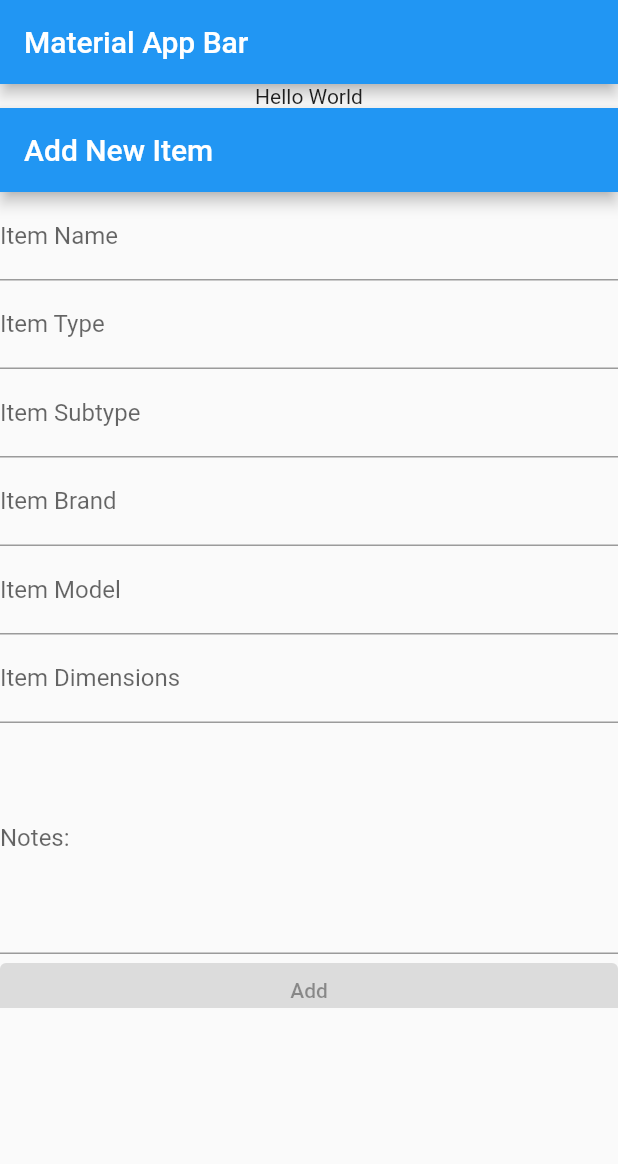
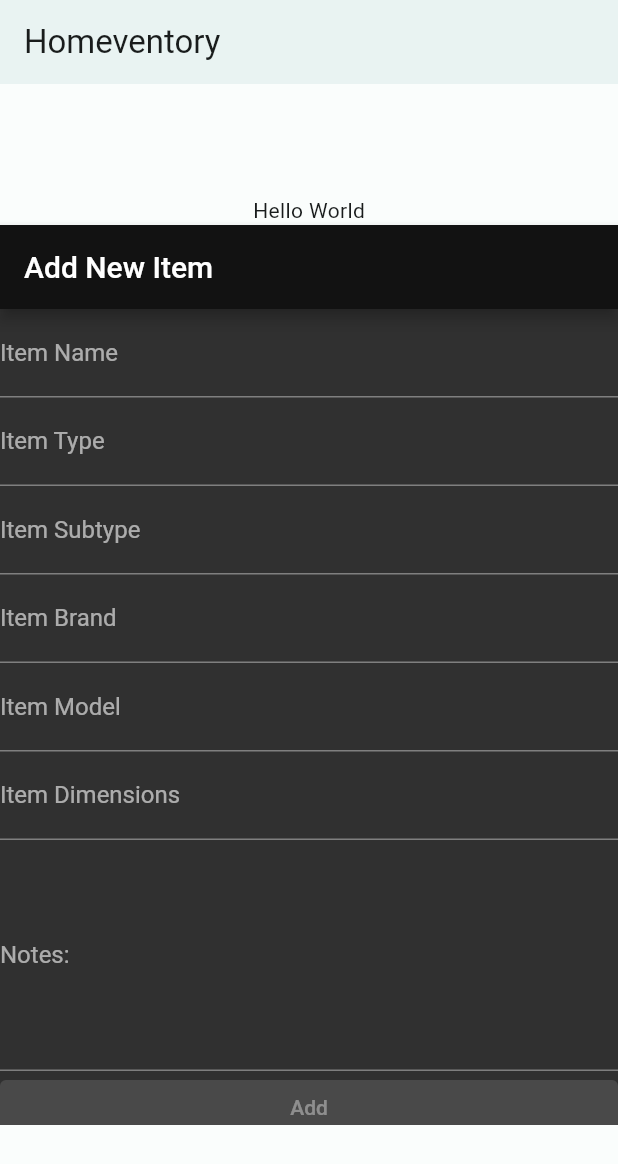
Before and after one commit to KJohnson82/Homeventory, a Flutter app: the screen it shows after launch, on a phone screen of 412 x 824 dp. Shown: the top 1164 px of the screen. Run offline on Flutter 3.47's test engine with Material 2 defaults, Android fonts, the phone set to English and light mode, and no system bars; drawn by our look-alikes of dynamic_color; our stand-ins replace firebase_core; missing offline and left inert: dart:html, firebase_core_web; accounts and stored records are empty.

Commit message:
Worked on Theme

```diff
--- a/lib/HomeList.dart
+++ b/lib/HomeList.dart
@@ -1,14 +1,14 @@
-import 'package:flutter/material.dart';
-import 'main.dart';
-
-class HomeList extends StatelessWidget {
-  // const HomeList({Key? key}) : super(key: key);
-
-
-  @override
-  Widget build(BuildContext context) {
-    return ListView.builder(
-        itemBuilder: itemBuilder,
-    );
-  }
-}
+// import 'package:flutter/material.dart';
+// import 'main.dart';
+//
+// class HomeList extends StatelessWidget {
+//   // const HomeList({Key? key}) : super(key: key);
+//
+//
+//   @override
+//   Widget build(BuildContext context) {
+//     return ListView.builder(
+//         itemBuilder: itemBuilder,
+//     );
+//   }
+// }
--- /dev/null
+++ b/lib/Theme/colorTheme.dart
@@ -0,0 +1,82 @@
+import 'package:flutter/material.dart';
+
+//
+// Theme 2 Colors
+// 1. #004D40
+// 2. #00838F
+// 3. #00ACC1
+// 4. #FF8A65
+// 5. #EF9A9A
+// 6. #FFFFFF
+// 7. #232323
+//
+
+import 'package:flutter/material.dart';
+
+const lightColorScheme = ColorScheme(
+  brightness: Brightness.light,
+  primary: Color(0xFF006A6A),
+  onPrimary: Color(0xFFFFFFFF),
+  primaryContainer: Color(0xFF6FF7F6),
+  onPrimaryContainer: Color(0xFF002020),
+  secondary: Color(0xFF4A6363),
+  onSecondary: Color(0xFFFFFFFF),
+  secondaryContainer: Color(0xFFCCE8E7),
+  onSecondaryContainer: Color(0xFF051F1F),
+  tertiary: Color(0xFF4B607C),
+  onTertiary: Color(0xFFFFFFFF),
+  tertiaryContainer: Color(0xFFD3E4FF),
+  onTertiaryContainer: Color(0xFF041C35),
+  error: Color(0xFFBA1A1A),
+  errorContainer: Color(0xFFFFDAD6),
+  onError: Color(0xFFFFFFFF),
+  onErrorContainer: Color(0xFF410002),
+  background: Color(0xFFFAFDFC),
+  onBackground: Color(0xFF191C1C),
+  surface: Color(0xFFFAFDFC),
+  onSurface: Color(0xFF191C1C),
+  surfaceVariant: Color(0xFFDAE5E4),
+  onSurfaceVariant: Color(0xFF3F4948),
+  outline: Color(0xFF6F7979),
+  onInverseSurface: Color(0xFFEFF1F0),
+  inverseSurface: Color(0xFF2D3131),
+  inversePrimary: Color(0xFF4CDADA),
+  shadow: Color(0xFF000000),
+  surfaceTint: Color(0xFF006A6A),
+  outlineVariant: Color(0xFFBEC9C8),
+  scrim: Color(0xFF000000),
+);
+
+const darkColorScheme = ColorScheme(
+  brightness: Brightness.dark,
+  primary: Color(0xFF4CDADA),
+  onPrimary: Color(0xFF003737),
+  primaryContainer: Color(0xFF004F50),
+  onPrimaryContainer: Color(0xFF6FF7F6),
+  secondary: Color(0xFFB0CCCB),
+  onSecondary: Color(0xFF1B3534),
+  secondaryContainer: Color(0xFF324B4B),
+  onSecondaryContainer: Color(0xFFCCE8E7),
+  tertiary: Color(0xFFB3C8E8),
+  onTertiary: Color(0xFF1C314B),
+  tertiaryContainer: Color(0xFF334863),
+  onTertiaryContainer: Color(0xFFD3E4FF),
+  error: Color(0xFFFFB4AB),
+  errorContainer: Color(0xFF93000A),
+  onError: Color(0xFF690005),
+  onErrorContainer: Color(0xFFFFDAD6),
+  background: Color(0xFF191C1C),
+  onBackground: Color(0xFFE0E3E2),
+  surface: Color(0xFF191C1C),
+  onSurface: Color(0xFFC4C7C6),
+  surfaceVariant: Color(0xFF3F4948),
+  onSurfaceVariant: Color(0xFFBEC9C8),
+  outline: Color(0xFF889392),
+  onInverseSurface: Color(0xFF191C1C),
+  inverseSurface: Color(0xFFE0E3E2),
+  inversePrimary: Color(0xFF006A6A),
+  shadow: Color(0xFF000000),
+  surfaceTint: Color(0xFF4CDADA),
+  outlineVariant: Color(0xFF3F4948),
+  scrim: Color(0xFF000000),
+);
--- a/lib/itemForm.dart
+++ b/lib/itemForm.dart
@@ -3,6 +3,9 @@ import 'package:flutter/material.dart';
 import 'package:firebase_core_web/firebase_core_web_interop.dart';
 import 'firebase_options.dart';
 import 'package:firebase_core/firebase_core.dart';
+import 'package:dynamic_color/dynamic_color.dart';
+import 'Theme/colorTheme.dart';
+
 
 /*
 Initial form is setup
@@ -22,12 +25,19 @@ import 'package:flutter/material.dart';
 void main() => runApp(ItemFormPage());
 
 class ItemFormPage extends StatelessWidget {
+  const ItemFormPage({Key? key}) : super(key: key);
+
   @override
   Widget build(BuildContext context) {
     return MaterialApp(
+      theme: ThemeData(
+        colorScheme: const ColorScheme.light(),
+
+      ),
       title: 'Material App',
       home: Scaffold(
         appBar: AppBar(
+
           title: Text('Material App Bar'),
         ),
         body: Center(
@@ -40,6 +50,28 @@ class ItemFormPage extends StatelessWidget {
     );
   }
 }
+
+
+// void main() => runApp(ItemForm());
+
+// class ItemForm extends StatelessWidget {
+//   @override
+//   Widget build(BuildContext context) {
+//     return MaterialApp(
+//       title: 'Material App',
+//       home: Scaffold(
+//         appBar: AppBar(
+//           title: Text('Material App Bar'),
+//         ),
+//         body: Center(
+//           child: Container(
+//             child: Text('Hello World'),
+//           ),
+//         ),
+//       ),
+//     );
+//   }
+// }
 
 class ItemForm extends StatefulWidget {
   const ItemForm({Key? key}) : super(key: key);
@@ -87,6 +119,10 @@ class _ItemFormState extends State<ItemForm> {
   @override
   Widget build(BuildContext context) {
     return MaterialApp(
+      theme: ThemeData(
+        colorScheme: const ColorScheme.dark(),
+
+    ),
       home: Scaffold(
         appBar: AppBar(
           title: const Text('Add New Item'),
@@ -167,7 +203,7 @@ class _ItemFormState extends State<ItemForm> {
                   label: Text('Notes: ')),
               onSaved: (value) => _notes = value!,
             ),
-            ElevatedButton(onPressed: null, child: Text('Add'))
+            const ElevatedButton(onPressed: null, child: Text('Add'))
           ],
         ),
         ),
--- a/lib/main.dart
+++ b/lib/main.dart
@@ -1,10 +1,11 @@
 import 'dart:html';
-
 import 'package:flutter/material.dart';
 import 'package:firebase_core_web/firebase_core_web_interop.dart';
 import 'firebase_options.dart';
 import 'package:firebase_core/firebase_core.dart';
 import 'itemForm.dart';
+import 'Theme/colorTheme.dart';
+import 'package:dynamic_color/dynamic_color.dart';
 
 class House {
   int? homeId;
@@ -57,22 +58,66 @@
 class MyApp extends StatelessWidget {
   @override
   Widget build(BuildContext context) {
+    return DynamicColorBuilder(
+      builder: (ColorScheme? lightDynamic, ColorScheme? darkDynamic) {
+        ColorScheme lightScheme;
+        ColorScheme darkScheme;
+
+        if (lightDynamic != null && darkDynamic != null) {
+          lightScheme = lightDynamic.harmonized();
+          // lightCustomColors = lightCustomColors.harmonized(lightScheme);
+
+          // Repeat for the dark color scheme.
+          darkScheme = darkDynamic.harmonized();
+          // darkCustomColors = darkCustomColors.harmonized(darkScheme);
+        } else {
+          // Otherwise, use fallback schemes.
+          lightScheme = lightColorScheme;
+          darkScheme = darkColorScheme;
+        }
+
         return MaterialApp(
-      title: 'Material App',
-      home: Scaffold(
+          theme: ThemeData(
+            useMaterial3: true,
+            colorScheme: lightScheme,
+            // extensions: [lightCustomColors],
+          ),
+          darkTheme: ThemeData(
+            useMaterial3: true,
+            colorScheme: darkScheme,
+            // extensions: [darkCustomColors],
+          ),
+          home: const Home(),
+        );
+      },
+    );
+  }
+}
+
+class Home extends StatelessWidget {
+  const Home({Key? key}) : super(key: key);
+
+  @override
+  Widget build(BuildContext context) {
+    return Scaffold(
       appBar: AppBar(
-          title: const Text('Material App Bar'),
+        elevation: 2,
+        title: const Text('Homeventory'),
       ),
       body: Column(
+        mainAxisAlignment: MainAxisAlignment.center,
         children: [
           Center(
             child: Container(
               child: Text('Hello World'),
             ),
           ),
-            SizedBox(width: 600, height: 600, child: const ItemForm()),
+          const SizedBox(
+              width: 600,
+              height: 600,
+              child: ItemForm(),
+          ),
         ],
-        ),
       ),
     );
   }
--- a/pubspec.yaml
+++ b/pubspec.yaml
@@ -37,6 +37,7 @@ dependencies:
   firebase_core: ^2.7.1
   js: ^0.6.3
   firebase_auth: ^4.2.10
+  dynamic_color: ^1.6.2
 
 dev_dependencies:
   flutter_test:
```
Also changed, not shown: lib/Theme/colors.dart (deleted, +0 -42 lines), pubspec.lock. Lines whose indentation alone changed are shown as unchanged.
